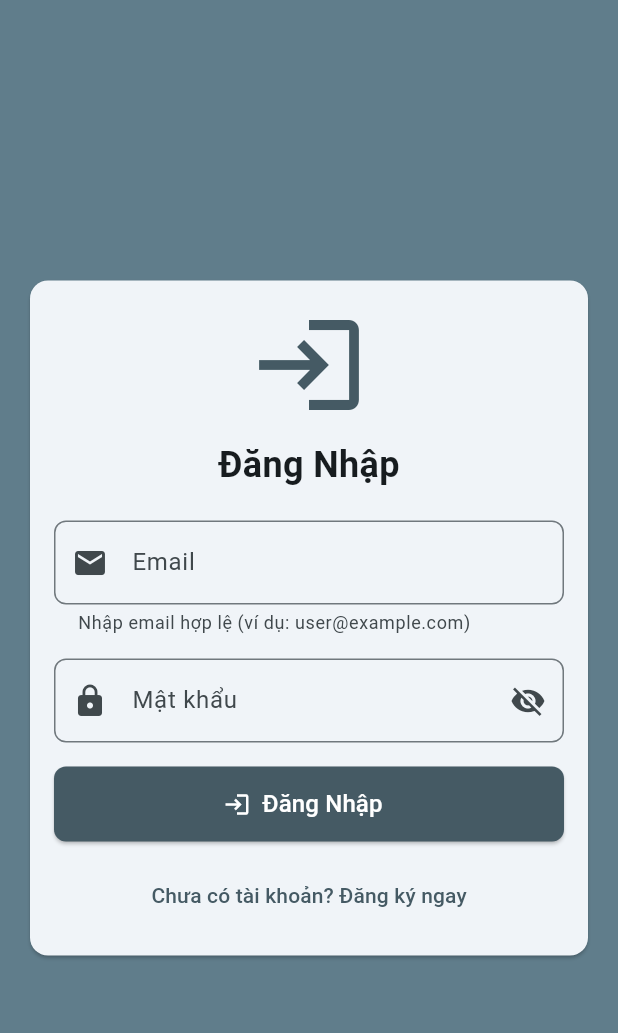
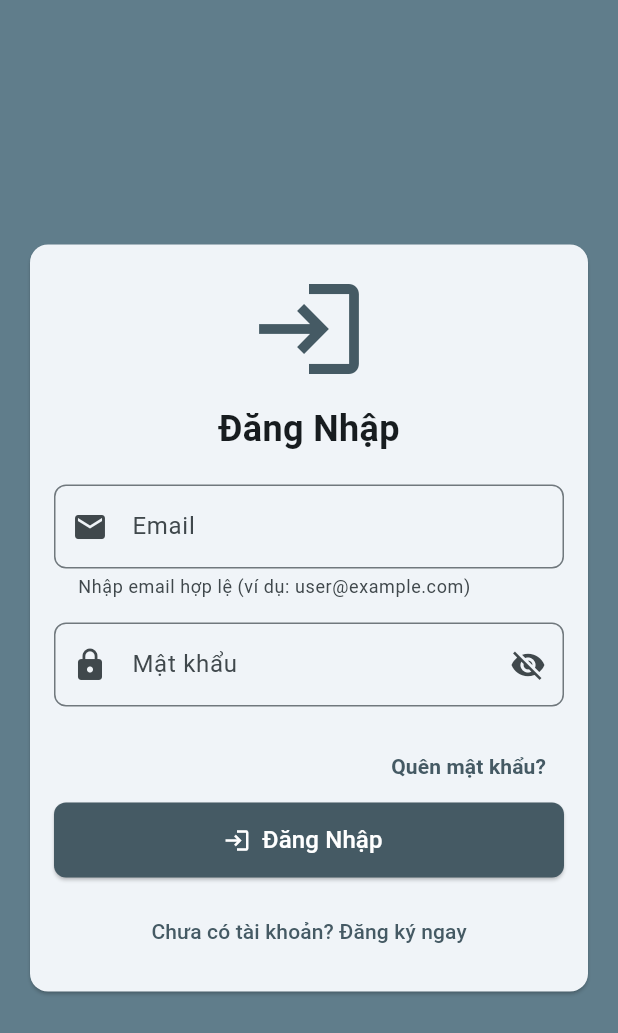
Before and after one commit to ncming/expense_tracker_app, a Flutter app: the screen it shows after launch, on a phone screen of 412 x 824 dp. Shown: the top 1033 px of the screen. Run offline on Flutter 3.47's test engine with Material 3 defaults, Android fonts, the phone set to English and light mode, and no system bars; our stand-ins replace cloud_firestore, firebase_auth, firebase_core, table_calendar; accounts and stored records are empty.

Commit message:
Add password reset & improve auth form UX
Add a _resetPassword. General UI/flow cleanup for a smoother authentication experience.

```diff
--- a/lib/auth_screen.dart
+++ b/lib/auth_screen.dart
@@ -171,9 +171,40 @@ class _AuthScreenState extends State<AuthScreen> {
     }
   }
 
+  //Hàm gửi mail khôi phục mật khẩu
+  void _resetPassword() async {
+    final email = _emailController.text.trim();
+    if (email.isEmpty || !_isValidEmail(email)) {
+      ScaffoldMessenger.of(context).showSnackBar(
+        const SnackBar(content: Text("Vui lòng nhập email hợp lệ để đặt lại mật khẩu."))
+      );
+      return;
+    }
+
+    try {
+      await FirebaseAuth.instance.sendPasswordResetEmail(email:   email);
+      if (mounted) {
+        ScaffoldMessenger.of(context).showSnackBar(
+          const SnackBar(content: Text("Email đặt lại mật khẩu đã được gửi. Vui lòng kiểm tra hộp thư của bạn."), backgroundColor: Colors.green)
+        );
+      }
+    }
+
+    catch (e) {
+      if (mounted) {
+        ScaffoldMessenger.of(context).showSnackBar(
+          const SnackBar(content: Text("Lỗi: Không thể gửi email khôi phục."), backgroundColor: Colors.red)
+        );
+      }
+    }
+  }
+
  @override
   Widget build(BuildContext context) {
-    return Scaffold(
+    //Bọc GestureDetector để ẩn bàn phím khi chạm ra ngoài
+    return GestureDetector(
+      onTap: () => FocusScope.of(context).unfocus(), // Chạm ra ngoài để ẩn bàn phím
+      child: Scaffold(
         backgroundColor: Colors.blueGrey,
         body: Center(
           child: Card(
@@ -225,6 +256,16 @@ class _AuthScreenState extends State<AuthScreen> {
                     },
                   ),
                   const SizedBox(height: 16),
+
+                  //Nút quên mật khẩu chỉ hiển thị khi đang ở chế độ đăng nhập
+                  if (_isLogin)
+                    Align(
+                      alignment: Alignment.centerRight,
+                      child: TextButton(
+                        onPressed: _resetPassword,
+                        child: Text("Quên mật khẩu?", style: TextStyle(color: Colors.blueGrey.shade700, fontWeight: FontWeight.bold)),
+                      ),
+                    ),
 
                   // --- CONFIRM PASSWORD (Chỉ hiện khi Đăng ký) ---
                   if (!_isLogin) ...[
@@ -286,6 +327,7 @@ class _AuthScreenState extends State<AuthScreen> {
                       ],
                     ),
                 ],
+              ),
             ),
           ),
         ),
```
Lines whose indentation alone changed are shown as unchanged.
